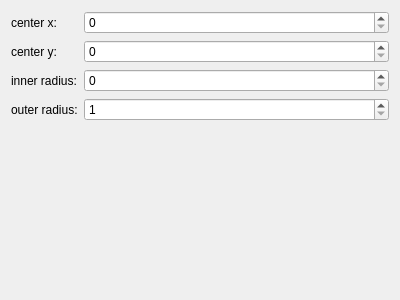
Old version of the form masks/ring-form.ui in the repository plsm/great-ROI-picker.
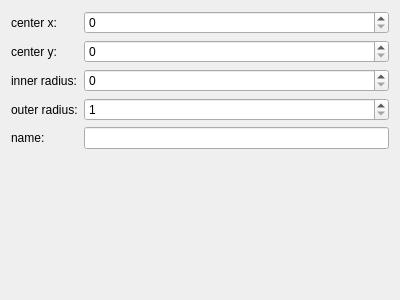
New version of the form.

```diff
--- a/masks/ring-form.ui
+++ b/masks/ring-form.ui
@@ -73,6 +73,16 @@
      </property>
     </widget>
    </item>
+   <item row="4" column="0">
+    <widget class="QLabel" name="nameLabel">
+     <property name="text">
+      <string>name:</string>
+     </property>
+    </widget>
+   </item>
+   <item row="4" column="1">
+    <widget class="QLineEdit" name="nameLineEdit"/>
+   </item>
   </layout>
  </widget>
  <resources/>
```
